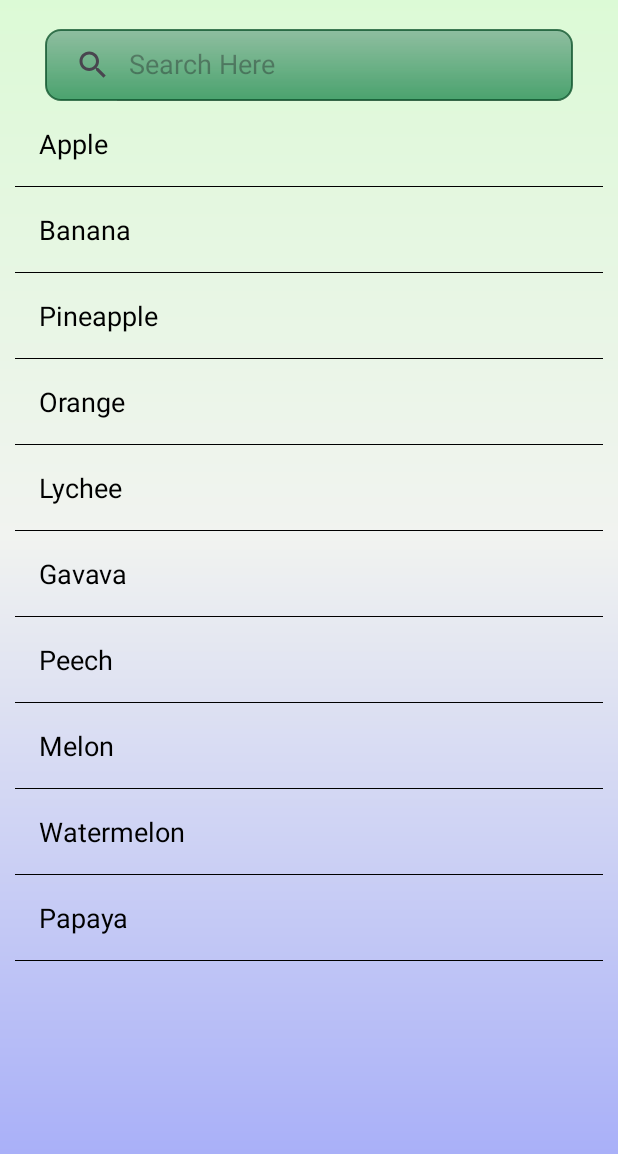
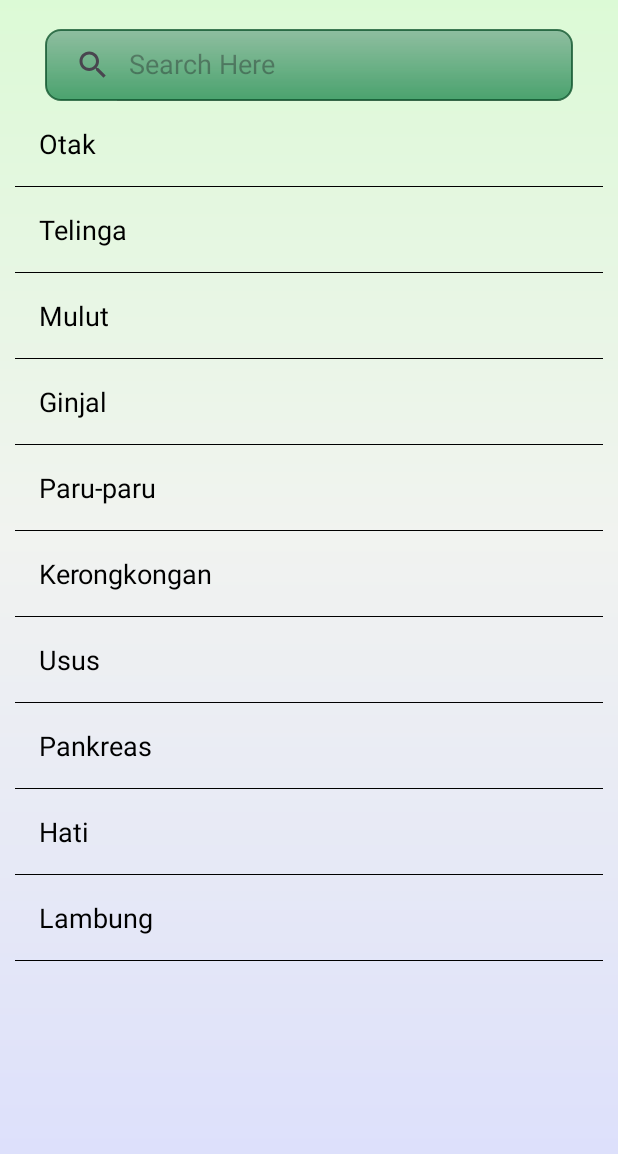
Before and after one commit to Danu-Nur/Bisindoku, an Android app: the screen it shows after launch (ListMenu), after a tap on "Nama Organ Tubuh", on a phone screen of 412 x 824 dp, the part 82-1236 px from its top. Run offline under Robolectric (Android 15) with nearby library versions, the phone set to English and light mode, and no system bars.

Commit message:
add multiple menu

```diff
--- a/app/src/main/java/com/bisindoku/ListMenu.java
+++ b/app/src/main/java/com/bisindoku/ListMenu.java
@@ -1,6 +1,5 @@
 package com.bisindoku;
 
-import android.app.Activity;
 import android.content.Intent;
 import android.graphics.Color;
 import android.graphics.drawable.ColorDrawable;
@@ -10,24 +9,19 @@ import android.widget.ListView;
 import android.widget.SearchView;
 import android.widget.Toast;
 
-import androidx.activity.EdgeToEdge;
 import androidx.appcompat.app.AppCompatActivity;
-import androidx.core.graphics.Insets;
-import androidx.core.view.ViewCompat;
-import androidx.core.view.WindowInsetsCompat;
 
 import com.bisindoku.databinding.ActivityListMenuBinding;
 import com.google.android.material.snackbar.Snackbar;
 
 import java.util.ArrayList;
+import java.util.Collections;
 
 public class ListMenu extends AppCompatActivity {
 
     private ActivityListMenuBinding binding;
-    SearchView searchView;
-    ListView listView;
-    ArrayList<String> list;
-    ArrayAdapter<String> adapter;
+    private ArrayList<String> list;
+    private ArrayAdapter<String> adapter;
 
     @Override
     protected void onCreate(Bundle savedInstanceState) {
@@ -38,17 +32,16 @@ public class ListMenu extends AppCompatActivity {
         Intent intent = getIntent();
         String value = intent.getStringExtra("key");
         list = new ArrayList<>();
-        list.add("Apple");
-        list.add("Banana");
-        list.add("Pineapple");
-        list.add("Orange");
-        list.add("Lychee");
-        list.add("Gavava");
-        list.add("Peech");
-        list.add("Melon");
-        list.add("Watermelon");
-        list.add("Papaya");
+        String[] organ = {"Otak", "Telinga", "Mulut", "Ginjal", "Paru-paru", "Kerongkongan", "Usus", "Pankreas", "Hati", "Lambung"};
+        String[] ekspresi = {"Senang", "Marah", "Sedih", "Malu", "Menangis", "Tersenyum", "Tertawa", "Kaget", "Takut", "Bingung"};
 
+        if ("organ".equals(value)) {
+            addDataToList(organ);
+        } else if ("ekspresi".equals(value)) {
+            addDataToList(ekspresi);
+        }
+
+        // Set up the adapter with the custom layout
         adapter = new ArrayAdapter<>(this, R.layout.list_item, list);
         binding.lv1.setAdapter(adapter);
 
@@ -56,6 +49,7 @@ public class ListMenu extends AppCompatActivity {
         binding.lv1.setDivider(new ColorDrawable(Color.BLACK));
         binding.lv1.setDividerHeight(1);
 
+        // Set up the SearchView listener
         binding.searchView.setOnQueryTextListener(new SearchView.OnQueryTextListener() {
             @Override
             public boolean onQueryTextSubmit(String query) {
@@ -73,12 +67,20 @@ public class ListMenu extends AppCompatActivity {
                 return false;
             }
         });
+    }
 
-//        EdgeToEdge.enable(this);
-//        ViewCompat.setOnApplyWindowInsetsListener(findViewById(R.id.main), (v, insets) -> {
-//            Insets systemBars = insets.getInsets(WindowInsetsCompat.Type.systemBars());
-//            v.setPadding(systemBars.left, systemBars.top, systemBars.right, systemBars.bottom);
-//            return insets;
-//        });
+    // Function to add data to the list
+    private void addDataToList(String[] dataArray) {
+        list.clear();
+        Collections.addAll(list, dataArray);
+    }
+
+    @Override
+    public void onBackPressed() {
+        // Navigate to a specific activity when back button is pressed
+        Intent intent = new Intent(ListMenu.this, MenuBisindo.class);  // Replace SpecificActivity with your target activity
+        startActivity(intent);
+        finish();  // Optional: Call finish() if you don't want the current activity to remain in the back stack
+        super.onBackPressed();
     }
 }
--- a/app/src/main/java/com/bisindoku/MenuBisindo.java
+++ b/app/src/main/java/com/bisindoku/MenuBisindo.java
@@ -26,11 +26,31 @@ public class MenuBisindo extends AppCompatActivity {
             @Override
             public void onClick(View view) {
                 Intent intent = new Intent(MenuBisindo.this, ListMenu.class);
-                intent.putExtra("key",1);
+                intent.putExtra("key", "organ");
                 startActivity(intent);
                 finish();
             }
         });
+
+        binding.ekspresiWajah.setOnClickListener(new View.OnClickListener() {
+            @Override
+            public void onClick(View view) {
+                Intent intent = new Intent(MenuBisindo.this, ListMenu.class);
+                intent.putExtra("key", "ekspresi");
+                startActivity(intent);
+                finish();
+            }
+        });
+
+//        binding.kuis.setOnClickListener(new View.OnClickListener() {
+//            @Override
+//            public void onClick(View view) {
+//                Intent intent = new Intent(MenuBisindo.this, ListMenu.class);
+//
+//                startActivity(intent);
+//                finish();
+//            }
+//        });
 //        EdgeToEdge.enable(this);
 //        setContentView(R.layout.activity_menu_bisindo);
 //        ViewCompat.setOnApplyWindowInsetsListener(findViewById(R.id.main), (v, insets) -> {
--- a/app/src/main/res/drawable/background_theme.xml
+++ b/app/src/main/res/drawable/background_theme.xml
@@ -5,6 +5,6 @@ android:shape="rectangle">
 <gradient
     android:startColor="#D9FBD2"
     android:centerColor="#F1F3F0"
-    android:endColor="#A9B0F8"
+    android:endColor="#DDE0FB"
     android:angle="-90" />
 </shape>
--- a/app/src/main/res/layout/activity_main.xml
+++ b/app/src/main/res/layout/activity_main.xml
@@ -5,6 +5,7 @@
     android:id="@+id/main"
     android:layout_width="match_parent"
     android:layout_height="match_parent"
+    android:background="@drawable/background_theme"
     android:gravity="center"
     android:orientation="vertical"
     tools:context=".MainActivity">
```
